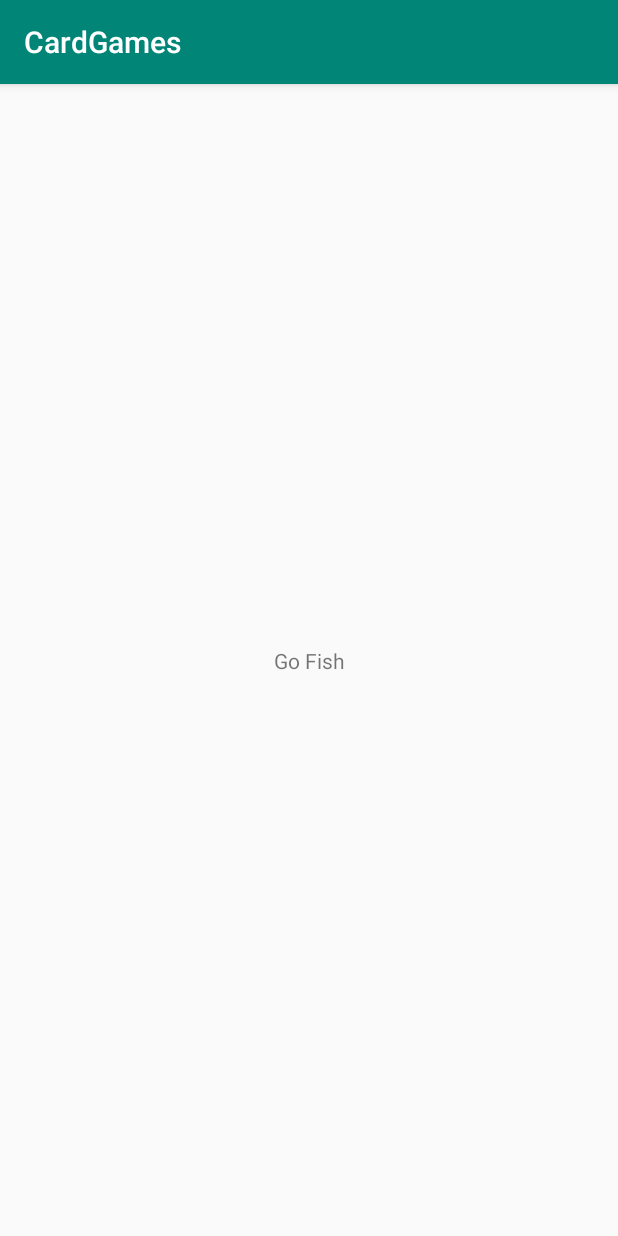
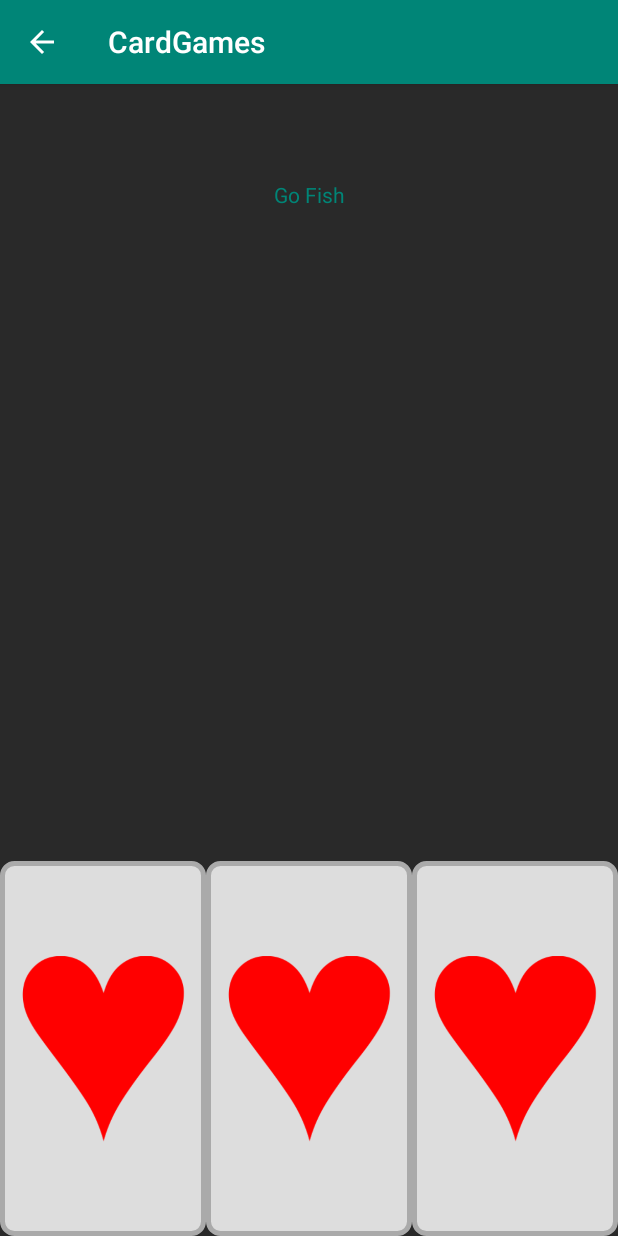
Before and after one commit to atarsidhu/CardGames, an Android app: the GoFish screen opened directly, with no data from a screen before it, on a phone screen of 412 x 824 dp. Run offline under Robolectric (Android 15) with nearby library versions, the phone set to English and light mode, and no system bars.

Commit message:
New Art + Start of Card System

```diff
--- a/app/src/main/java/com/example/cardgames/MainActivity.java
+++ b/app/src/main/java/com/example/cardgames/MainActivity.java
@@ -6,6 +6,7 @@ import android.view.View;
 import android.widget.ImageButton;
 import androidx.appcompat.app.AppCompatActivity;
 import android.os.Bundle;
+import android.widget.Toast;
 
 public class MainActivity extends AppCompatActivity {
 
--- /dev/null
+++ b/app/src/main/res/drawable/card_base.xml
@@ -0,0 +1,13 @@
+<?xml version="1.0" encoding="utf-8"?>
+<shape xmlns:android="http://schemas.android.com/apk/res/android">
+    <solid android:color="@color/colorBackground" />
+    <padding
+        android:left="7dp"
+        android:top="7dp"
+        android:right="7dp"
+        android:bottom="7dp" />
+    <corners android:radius="8dp" />
+    <stroke
+        android:color="@android:color/darker_gray"
+        android:width="3dp" />
+</shape>
--- a/app/src/main/res/layout/activity_blackjack.xml
+++ b/app/src/main/res/layout/activity_blackjack.xml
@@ -5,6 +5,7 @@
         xmlns:app="http://schemas.android.com/apk/res-auto"
         android:layout_width="match_parent"
         android:layout_height="match_parent"
+    android:background="@color/colorBackgroundVariant"
         tools:context=".Blackjack">
 
     <TextView
@@ -12,6 +13,7 @@
         android:layout_width="wrap_content"
         android:layout_height="wrap_content"
         android:text="@string/blackjack_description"
+        android:textColor="@color/colorPrimary"
         app:layout_constraintBottom_toBottomOf="parent"
         app:layout_constraintEnd_toEndOf="parent"
         app:layout_constraintStart_toStartOf="parent"
--- a/app/src/main/res/layout/activity_go_fish.xml
+++ b/app/src/main/res/layout/activity_go_fish.xml
@@ -1,19 +1,57 @@
 <?xml version="1.0" encoding="utf-8"?>
-<androidx.constraintlayout.widget.ConstraintLayout
-        xmlns:android="http://schemas.android.com/apk/res/android"
-        xmlns:tools="http://schemas.android.com/tools"
-        xmlns:app="http://schemas.android.com/apk/res-auto"
-        android:layout_width="match_parent"
-        android:layout_height="match_parent"
-        tools:context=".GoFish">
+<androidx.constraintlayout.widget.ConstraintLayout xmlns:android="http://schemas.android.com/apk/res/android"
+    xmlns:app="http://schemas.android.com/apk/res-auto"
+    xmlns:tools="http://schemas.android.com/tools"
+    android:layout_width="match_parent"
+    android:layout_height="match_parent"
+    android:background="@color/colorBackgroundVariant"
+    tools:context=".GoFish">
 
     <TextView
         android:id="@+id/textView"
         android:layout_width="wrap_content"
         android:layout_height="wrap_content"
+        android:layout_marginTop="64dp"
         android:text="@string/go_fish_description"
-        app:layout_constraintBottom_toBottomOf="parent"
+        android:textColor="@color/colorPrimary"
         app:layout_constraintEnd_toEndOf="parent"
         app:layout_constraintStart_toStartOf="parent"
         app:layout_constraintTop_toTopOf="parent" />
+
+    <LinearLayout
+        android:layout_width="0dp"
+        android:layout_height="250dp"
+        android:orientation="horizontal"
+        app:layout_constraintBottom_toBottomOf="parent"
+        app:layout_constraintDimensionRatio=""
+        app:layout_constraintEnd_toEndOf="parent"
+        app:layout_constraintStart_toStartOf="parent">
+
+        <ImageView
+            android:id="@+id/imageView2"
+            android:layout_width="0dp"
+            android:layout_height="match_parent"
+            android:layout_weight="1"
+            android:background="@drawable/card_base"
+            android:contentDescription="@string/suit_hearts"
+            app:srcCompat="@drawable/hearts" />
+
+        <ImageView
+            android:id="@+id/imageView3"
+            android:layout_width="0dp"
+            android:layout_height="match_parent"
+            android:layout_weight="1"
+            android:background="@drawable/card_base"
+            android:contentDescription="@string/suit_hearts"
+            app:srcCompat="@drawable/hearts" />
+
+        <ImageView
+            android:id="@+id/imageView4"
+            android:layout_width="0dp"
+            android:layout_height="match_parent"
+            android:layout_weight="1"
+            android:background="@drawable/card_base"
+            android:contentDescription="@string/suit_hearts"
+            app:srcCompat="@drawable/hearts" />
+    </LinearLayout>
 </androidx.constraintlayout.widget.ConstraintLayout>
--- a/app/src/main/res/values/colors.xml
+++ b/app/src/main/res/values/colors.xml
@@ -4,6 +4,6 @@
     <color name="colorPrimaryVariant">#008577</color>
     <color name="colorAccent">#D81B60</color>
     <color name="colorAccentVariant">#F44336</color>
-    <color name="colorBackground">#88FFFFFF</color>
+    <color name="colorBackground">#DDDDDD</color>
     <color name="colorBackgroundVariant">#292929</color>
 </resources>
--- a/app/src/main/res/values/strings.xml
+++ b/app/src/main/res/values/strings.xml
@@ -2,4 +2,10 @@
     <string name="app_name">CardGames</string>
     <string name="go_fish_description">Go Fish</string>
     <string name="blackjack_description">Blackjack</string>
+
+    <string name="suit_hearts">Hearts</string>
+    <string name="suit_diamonds">Diamonds</string>
+    <string name="suit_clubs">Clubs</string>
+    <string name="suit_spades">Spades</string>
+
 </resources>
```
Also changed, not shown: app/src/main/AndroidManifest.xml (+6 -3 lines), app/src/main/res/layout/activity_main.xml (+5 -5 lines), app/src/main/res/drawable-v24/blackjack_v2.jpg (added), app/src/main/res/drawable-v24/cards.jpg (added), app/src/main/res/drawable-v24/clubs.png (added), app/src/main/res/drawable-v24/diamonds.png (added), app/src/main/res/drawable-v24/go_fish_v2.png (added), app/src/main/res/drawable-v24/hearts.png (added), app/src/main/res/drawable-v24/spades.png (added).
